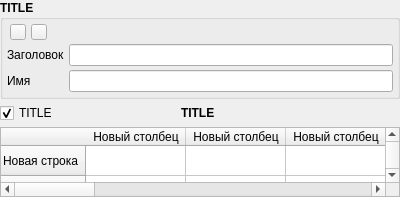
First picture: the form in src/components/variableextendedlistframe.ui, repository Gris87/ProtocolCreator, before the edit.
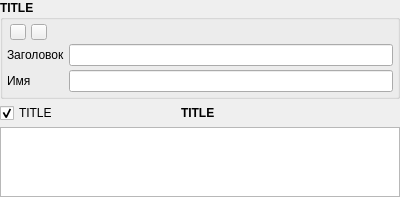
Second picture: the form after the edit. Icons and pictures are not drawn.

Diff of the .ui file:
```diff
--- a/src/components/variableextendedlistframe.ui
+++ b/src/components/variableextendedlistframe.ui
@@ -444,68 +444,7 @@
        <number>0</number>
       </property>
       <item>
-       <widget class="QTableWidget" name="tableWidget">
-        <row>
-         <property name="text">
-          <string>Новая строка</string>
-         </property>
-        </row>
-        <row>
-         <property name="text">
-          <string>Новая строка</string>
-         </property>
-        </row>
-        <row>
-         <property name="text">
-          <string>Новая строка</string>
-         </property>
-        </row>
-        <column>
-         <property name="text">
-          <string>Новый столбец</string>
-         </property>
-        </column>
-        <column>
-         <property name="text">
-          <string>Новый столбец</string>
-         </property>
-        </column>
-        <column>
-         <property name="text">
-          <string>Новый столбец</string>
-         </property>
-        </column>
-        <column>
-         <property name="text">
-          <string>Новый столбец</string>
-         </property>
-        </column>
-        <column>
-         <property name="text">
-          <string>Новый столбец</string>
-         </property>
-        </column>
-        <column>
-         <property name="text">
-          <string>Новый столбец</string>
-         </property>
-        </column>
-        <column>
-         <property name="text">
-          <string>Новый столбец</string>
-         </property>
-        </column>
-        <column>
-         <property name="text">
-          <string>Новый столбец</string>
-         </property>
-        </column>
-        <column>
-         <property name="text">
-          <string>Новый столбец</string>
-         </property>
-        </column>
-       </widget>
+       <widget class="QTableWidget" name="tableWidget"/>
       </item>
      </layout>
     </widget>
```
